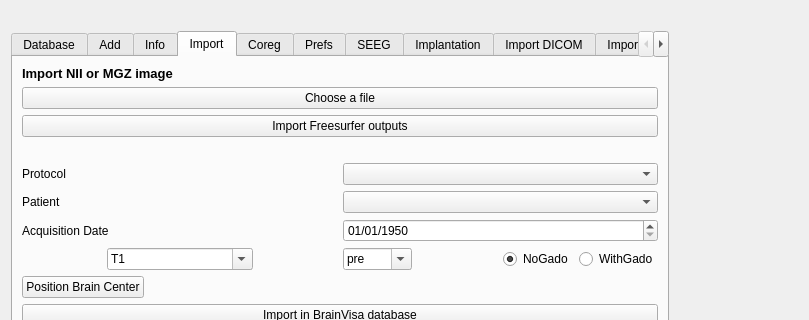
Qt form ImageImport.ui (IntrAnatSEEGSoftware/IntrAnat) before a commit; both pictures show x 0 to 809 and y 0 to 320 of the 809 by 736 pixel window.
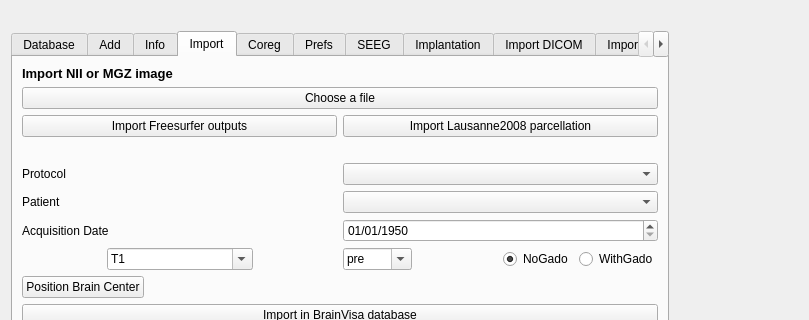
The same form after that commit. The open tabs and pages were chosen to show the change.

Commit message: Added button: Import Lausanne2008

```diff
--- a/ImageImport.ui
+++ b/ImageImport.ui
@@ -496,11 +496,22 @@
          </widget>
         </item>
         <item>
+         <layout class="QHBoxLayout" name="horizontalLayout_22">
+          <item>
          <widget class="QPushButton" name="ImportFSoutputspushButton">
           <property name="text">
            <string>Import Freesurfer outputs</string>
           </property>
          </widget>
+          </item>
+          <item>
+           <widget class="QPushButton" name="buttonImportLausanne">
+            <property name="text">
+             <string>Import Lausanne2008 parcellation</string>
+            </property>
+           </widget>
+          </item>
+         </layout>
         </item>
         <item>
          <widget class="QLabel" name="niftiFileLabel">
```
Left out of the diff: 2 changed lines with no effect on the pictures. Lines whose indentation alone changed are shown as unchanged. The commit also changes 1 other file.
